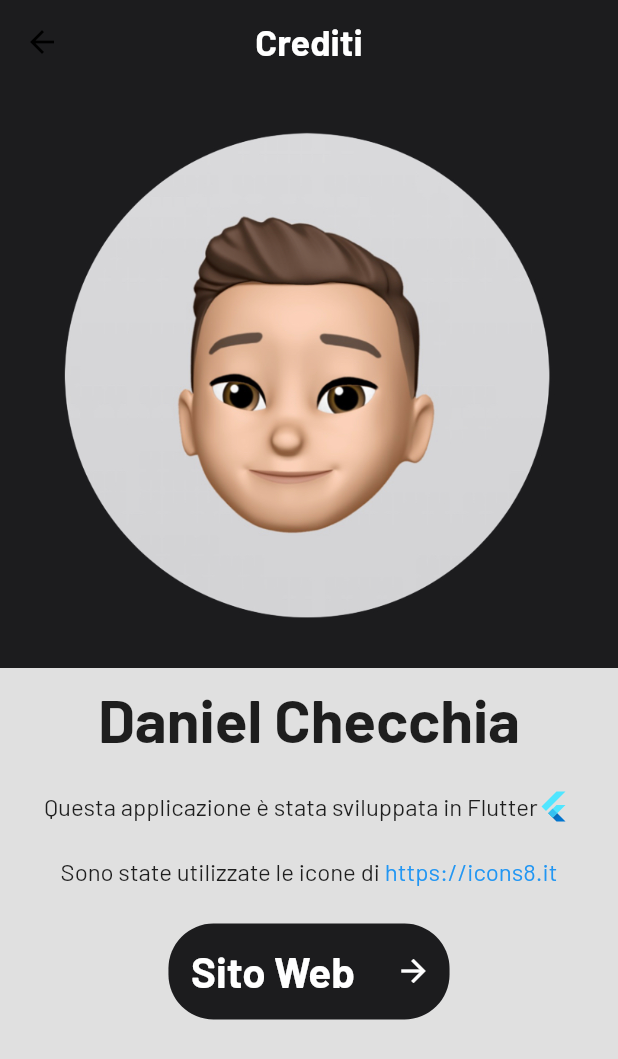
After one commit to danchc/project01, a Flutter app: the CreditsPage screen opened directly, on a phone screen of 412 x 824 dp. The commit adds this screen. Shown: the top 1059 px of the screen. Run offline on Flutter 3.47's test engine with Material 2 defaults, Android fonts, the phone set to English and light mode, and no system bars; our stand-ins replace firebase_auth, firebase_core, flutter_slidable, flutter_svg, google_nav_bar, google_sign_in and 4 more; missing offline and left inert: dart:ffi, material_dialogs; accounts and stored records are empty.

Commit message:
Nuove aggiunte
Aggiunta pagina per segnalare un bug
Aggiunta pagina crediti
Aggiunto nuovo font Gwendolyn

```diff
--- /dev/null
+++ b/lib/pages/logged/options/crediti_page.dart
@@ -0,0 +1,150 @@
+import 'package:flutter/cupertino.dart';
+import 'package:flutter/material.dart';
+import 'package:flutter_svg/flutter_svg.dart';
+import 'package:url_launcher/url_launcher.dart';
+
+class CreditsPage extends StatelessWidget {
+  const CreditsPage({Key? key}) : super(key: key);
+
+  Future<void> openUrl(String url) async {
+    final _url = Uri.parse(url);
+    if (!await launchUrl(_url, mode: LaunchMode.platformDefault)) { // <--
+      throw Exception('Could not launch $_url');
+    }
+  }
+
+  @override
+  Widget build(BuildContext context) {
+    return Scaffold(
+      appBar: AppBar(
+        leading: const BackButton(
+          color: Colors.black,
+        ),
+        centerTitle: true,
+        title: const Text(
+          'Crediti',
+          style: TextStyle(
+            fontWeight: FontWeight.bold,
+            fontSize: 24,
+            fontFamily: 'Barlow',
+            color: Colors.white,
+          ),
+        ),
+        backgroundColor: const Color.fromARGB(255,28,28,30),
+        elevation: 0,
+      ),
+      backgroundColor: Colors.grey[300],
+
+      body: SingleChildScrollView(
+        child: Column(
+          children: [
+            Container(
+              child: Image.asset('assets/images/dc.png'),
+            ),
+            const SizedBox(height: 10,),
+
+            Container(
+              child: const Text(
+                'Daniel Checchia',
+                style: TextStyle(
+                  fontWeight: FontWeight.bold,
+                  fontSize: 40,
+                  fontFamily: 'Barlow',
+                ),
+              ),
+            ),
+
+            const SizedBox(height: 10,),
+
+            Container(
+              child: Column(
+                children: [
+                  Row(
+                    mainAxisAlignment: MainAxisAlignment.center,
+                    children: [
+                      const Text(
+                        'Questa applicazione è stata sviluppata in Flutter',
+                        style: TextStyle(
+                          fontSize: 16,
+                          fontFamily: 'Barlow'
+                        ),
+                      ),
+
+                      Container(
+                        width: 24,
+                        child: SvgPicture.asset(
+                            'assets/images/icons8-flutter.svg',
+                        ),
+                      ),
+                    ],
+                  ),
+
+
+                  const SizedBox(height: 10,),
+
+                  Row(
+                    mainAxisAlignment: MainAxisAlignment.center,
+                    children: const [
+                      Text(
+                        'Sono state utilizzate le icone di',
+                        style: TextStyle(
+                            fontSize: 16,
+                            fontFamily: 'Barlow'
+                        ),
+                      ),
+
+                      Text(
+                        ' https://icons8.it',
+                        style: TextStyle(
+                            fontSize: 16,
+                            fontFamily: 'Barlow',
+                          color: Colors.blue
+                        ),
+                      ),
+                    ],
+                  ),
+
+                  Container(
+                    margin: const EdgeInsets.only(top: 25),
+                    decoration: BoxDecoration(
+                      color: Color.fromARGB(255,28,28,30),
+                      borderRadius: BorderRadius.circular(30),
+                    ),
+                    child: Row(
+                      mainAxisSize: MainAxisSize.min,
+                      mainAxisAlignment: MainAxisAlignment.center,
+                      children: [
+                        const Padding(
+                          padding: EdgeInsets.all(15.0),
+                          child: Text(
+                            'Sito Web',
+                            style: TextStyle(
+                              color: Colors.white,
+                              fontFamily: 'Barlow',
+                              fontWeight: FontWeight.bold,
+                              fontSize: 28
+                            ),
+                          ),
+                        ),
+
+                        IconButton(
+                            onPressed: () async => {
+                              openUrl("https://danchc.github.io"),
+                            },
+                            icon: Icon(Icons.arrow_forward,color: Colors.white,),
+                  )
+
+                      ],
+                    ),
+                  )
+
+                ],
+              ),
+            )
+
+          ],
+        ),
+      ),
+    );
+  }
+}
--- a/pubspec.yaml
+++ b/pubspec.yaml
@@ -90,6 +90,10 @@ flutter:
       fonts:
       - asset: assets/fonts/Barlow-Regular.ttf
       - asset: assets/fonts/Barlow-Bold.ttf
+    - family: Gwendolyn
+      fonts:
+      - asset: assets/fonts/Gwendolyn-Regular.ttf
+      - asset: assets/fonts/Gwendolyn-Bold.ttf
   # An image asset can refer to one or more resolution-specific "variants", see
   # https://flutter.dev/assets-and-images/#resolution-aware
 
```
Also changed, not shown: lib/pages/logged/options/bug_report_page.dart (added, +112 -0 lines), lib/pages/logged/options/profilo.dart (+8 -4 lines), assets/fonts/Gwendolyn-Bold.ttf (added), assets/fonts/Gwendolyn-Regular.ttf (added), assets/images/dc.png (added), assets/images/icons8-flutter.svg (added), 1 other file.
